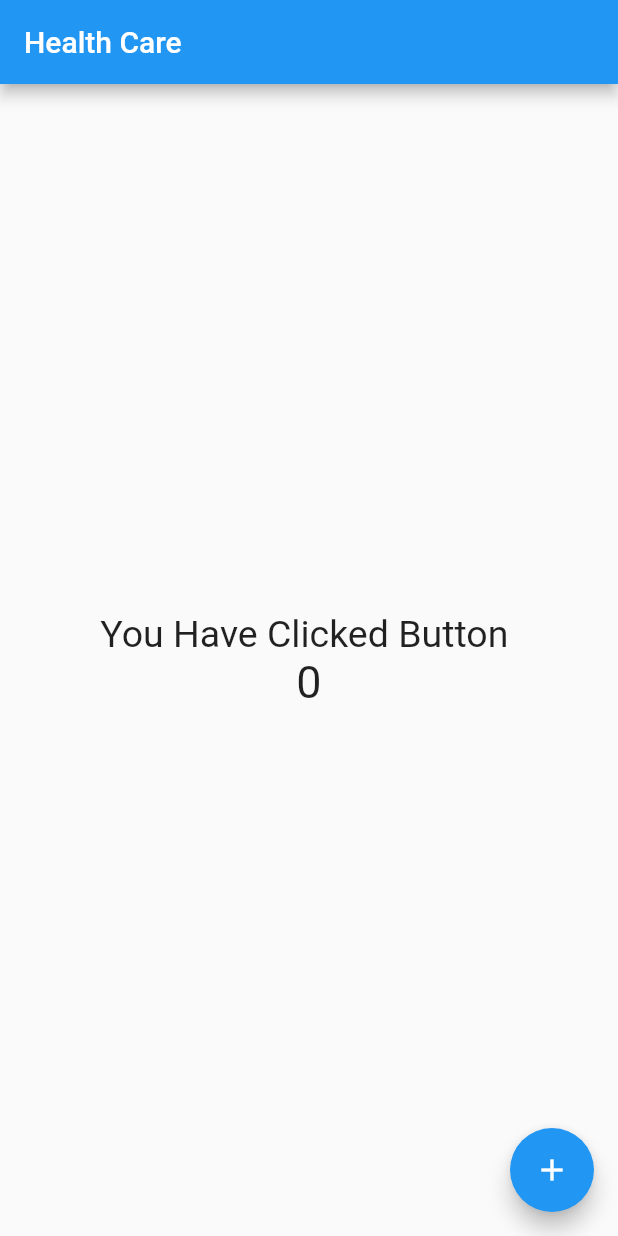
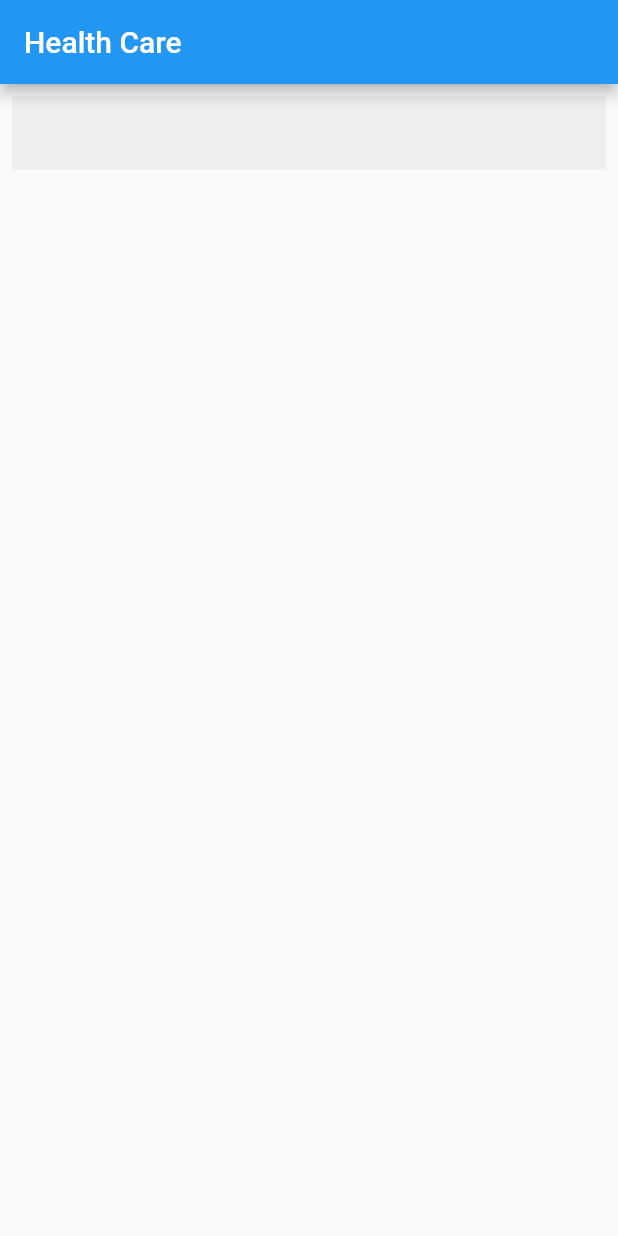
Before and after one commit to GayanathBuddhika/HealthCareApp, a Flutter app: the screen it shows after launch, on a phone screen of 412 x 824 dp. Run offline on Flutter 3.47's test engine with Material 2 defaults, Android fonts, the phone set to English and light mode, and no system bars; our stand-ins replace matcher.

Commit message:
create text field and add decarations

```diff
--- a/lib/main.dart
+++ b/lib/main.dart
@@ -8,52 +8,112 @@ class MyApp extends StatelessWidget {
   @override
   Widget build(BuildContext context) {
     return MaterialApp(
-      title: "Health Care",
-      home: HomePage()
+      home: Scaffold(
+        appBar: AppBar(
+        title: Text('Health Care'),
+        ),
+        body: HealtForm(),
+      )
     );
   }
 }
 
-class HomePage extends StatefulWidget {
+
+
+
+class HealtForm extends StatefulWidget {
   @override
-  _HomePageState createState() => _HomePageState();
+  _HealtFormState createState() => _HealtFormState();
 }
 
-class _HomePageState extends State<HomePage> {
-  int count = 0;
-
-  void increment(){
-
-    setState(() {
-      count = count +1;
-      print(count);
-    });
-
-  }
+class _HealtFormState extends State<HealtForm> {
+  final _formKey = GlobalKey<FormState>();
   @override
   Widget build(BuildContext context) {
-    return Scaffold(
-      appBar: AppBar(
-        title: Text("Health Care"),
+    final mediaWidth = MediaQuery.of(context).size.width;
+
+    return Form(
+      key: _formKey,
+      child: Column(
+        children: <Widget>[
+          Container(
+            alignment: Alignment.topCenter,
+            width: mediaWidth,
+            child: MyCustomFormField()
+          )
+        ],
       ),
-      body: Center(
-        child: Column(
-          mainAxisAlignment: MainAxisAlignment.center,
-          children: <Widget>[
-            Text("You Have Clicked Button ", style: TextStyle(
-                fontSize: 25.0
-            ),),
-            Text( '$count', style:TextStyle(
-                fontSize: 30.0
-            ))
-          ],
-        ),
-      ),
-      floatingActionButton: FloatingActionButton(
-        child: Icon(Icons.add),
-        onPressed: increment,
-      ),
-
     );
   }
 }
+
+class MyCustomFormField extends StatelessWidget {
+  final String hintText;
+  final Function validator;
+  final Function onSaved;
+  MyCustomFormField({
+    this.hintText,
+    this.validator,
+    this.onSaved,
+   });
+  @override
+  Widget build(BuildContext context) {
+    return Padding(
+      padding: EdgeInsets.all(8.0),
+      child: TextFormField(
+        decoration: InputDecoration(
+          hintText: hintText,
+          contentPadding: EdgeInsets.all(15.0),
+          border: InputBorder.none,
+          filled: true,
+          fillColor: Colors.grey[200]
+        ),
+      ),
+    );
+  }
+}
+
+
+//class HomePage extends StatefulWidget {
+//  @override
+//  _HomePageState createState() => _HomePageState();
+//}
+//
+//class _HomePageState extends State<HomePage> {
+//  int count = 0;
+//
+//  void increment(){
+//
+//    setState(() {
+//      count = count +1;
+//      print(count);
+//    });
+//
+//  }
+//  @override
+//  Widget build(BuildContext context) {
+//    return Scaffold(
+//      appBar: AppBar(
+//        title: Text("Health Care"),
+//      ),
+//      body: Center(
+//        child: Column(
+//          mainAxisAlignment: MainAxisAlignment.center,
+//          children: <Widget>[
+//            Text("You Have Clicked Button ", style: TextStyle(
+//                fontSize: 25.0
+//            ),),
+//            Text( '$count', style:TextStyle(
+//                fontSize: 30.0
+//            ))
+//          ],
+//        ),
+//      ),
+//      floatingActionButton: FloatingActionButton(
+//        child: Icon(Icons.add),
+//        onPressed: increment,
+//      ),
+//
+//    );
+//  }
+//}
```
